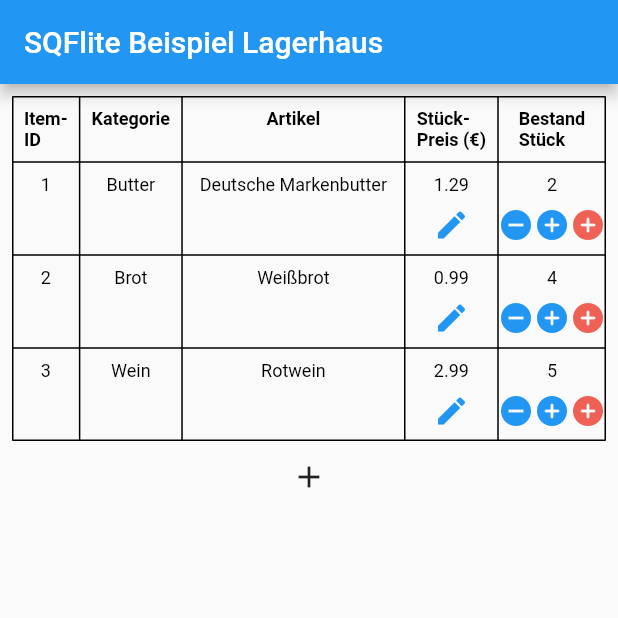
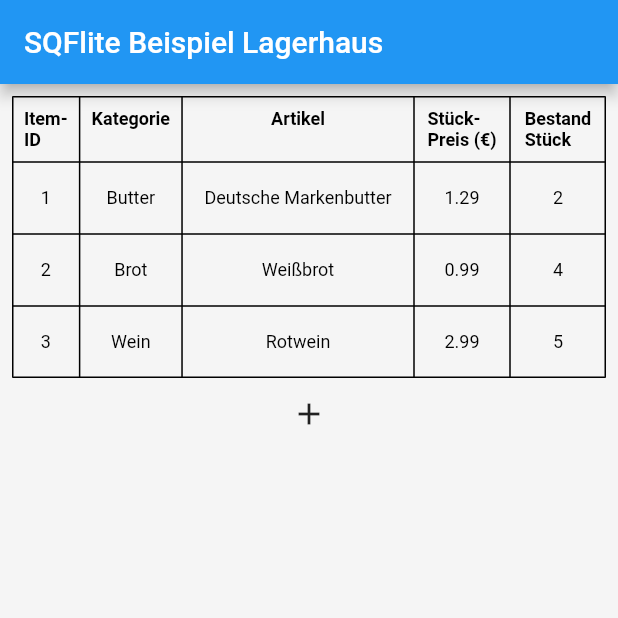
Before and after one commit to felix7700/ewm, a Flutter app: the screen it shows after launch, on a phone screen of 412 x 824 dp, the top half of it. Run offline on Flutter 3.47's test engine with Material 2 defaults, Android fonts, the phone set to English and light mode, and no system bars; our stand-ins replace sqflite; accounts and stored records are empty.

Commit message:
textbuttons for all items to edit the values, implementation in progress

```diff
--- a/lib/db_manager.dart
+++ b/lib/db_manager.dart
@@ -1,5 +1,4 @@
 import 'dart:io';
-
 import 'package:flutter/material.dart';
 import 'package:path/path.dart';
 import 'package:sqflite/sqflite.dart';
--- a/lib/widgets/Buttons/editI_item_icon_button.dart
+++ b/lib/widgets/Buttons/editI_item_icon_button.dart
@@ -2,25 +2,21 @@ import 'package:flutter/material.dart';
 
 class EditItemIconButton extends StatelessWidget {
   const EditItemIconButton(
-      {required this.itemId,
-      required this.color,
-      // required this.buttonPressed,
-      Key? key})
+      {required this.itemId, required this.color, Key? key})
       : super(key: key);
   final int itemId;
   final Color color;
-  // final Function buttonPressed;
 
   @override
   Widget build(BuildContext context) {
     return IconButton(
+      iconSize: 16.0,
       icon: const Icon(Icons.edit),
       padding: EdgeInsets.zero,
       constraints: const BoxConstraints(),
       color: color,
       onPressed: () {
         debugPrint('edit Item');
-        //buttonPressed(itemId);
       },
     );
   }
--- a/lib/widgets/Pages/sqflite_items_table.dart
+++ b/lib/widgets/Pages/sqflite_items_table.dart
@@ -1,5 +1,4 @@
 import 'package:ewm/db_manager.dart';
-import 'package:ewm/widgets/Buttons/editI_item_icon_button.dart';
 import 'package:flutter/material.dart';
 import '../Buttons/add_item_icon_button.dart';
 import '../Buttons/decrease_item_count_icon_button.dart';
@@ -39,6 +38,25 @@ class _SqfliteItemsTablePageState extends State<SqfliteItemsTablePage> {
       builder: (BuildContext context) => AlertDialog(
         title: const Text('Ups! Ein Fehler ist aufgetreten!'),
         content: Text(errorText),
+      ),
+    );
+  }
+
+  Future<String?> _showEditItemValueDialog(
+      {required BuildContext context,
+      required String title,
+      required int itemId,
+      required String columnName,
+      required String itemValue}) {
+    TextEditingController _textEditingController = TextEditingController();
+    _textEditingController.text = itemValue;
+    return showDialog<String>(
+      context: context,
+      builder: (BuildContext context) => AlertDialog(
+        title: Text(title),
+        content: TextField(
+          controller: _textEditingController,
+        ),
       ),
     );
   }
@@ -173,9 +191,10 @@ class _SqfliteItemsTablePageState extends State<SqfliteItemsTablePage> {
           children: [
             TableCell(
               verticalAlignment: TableCellVerticalAlignment.top,
+              child: SizedBox(
+                width: double.infinity,
+                height: 48,
                 child: Center(
-                child: Padding(
-                  padding: _cellsTextPaddingEdgeInsets,
                   child: Text(
                     inventoryData[rowIndex][dbManager.inventoryColumnNameItemID]
                         .toString(),
@@ -186,9 +205,17 @@ class _SqfliteItemsTablePageState extends State<SqfliteItemsTablePage> {
             ),
             TableCell(
               verticalAlignment: TableCellVerticalAlignment.top,
-              child: Center(
-                child: Padding(
-                  padding: _cellsTextPaddingEdgeInsets,
+              child: TextButton(
+                onPressed: () {
+                  _showEditItemValueDialog(
+                      context: context,
+                      title: 'Kategorie wählen:',
+                      itemId: inventoryData[rowIndex]
+                          [dbManager.inventoryColumnNameItemID],
+                      columnName: dbManager.inventoryColumnNameCategoryName,
+                      itemValue: inventoryData[rowIndex]
+                          [dbManager.inventoryColumnNameCategoryName]);
+                },
                 child: Text(
                   inventoryData[rowIndex]
                       [dbManager.inventoryColumnNameCategoryName],
@@ -196,83 +223,37 @@ class _SqfliteItemsTablePageState extends State<SqfliteItemsTablePage> {
                 ),
               ),
             ),
-            ),
             TableCell(
               verticalAlignment: TableCellVerticalAlignment.top,
-              child: Center(
-                child: Padding(
-                  padding: _cellsTextPaddingEdgeInsets,
+              child: TextButton(
+                onPressed: () {},
                 child: Text(
                     inventoryData[rowIndex]
                         [dbManager.inventoryColumnNameItemName],
                     style: _cellTextStyle),
               ),
             ),
-            ),
             TableCell(
               verticalAlignment: TableCellVerticalAlignment.top,
-              child: Center(
-                child: Padding(
-                  padding: const EdgeInsets.all(8.0),
-                  child: Column(
-                    children: [
-                      Text(
+              child: TextButton(
+                onPressed: () {},
+                child: Text(
                   inventoryData[rowIndex]
                           [dbManager.inventoryColumnNameItemPrice]
                       .toString(),
                   style: _cellTextStyle,
                 ),
-                      const SizedBox(height: 8),
-                      EditItemIconButton(
-                        itemId: inventoryData[rowIndex]
-                            [dbManager.inventoryColumnNameItemID],
-                        color: Colors.blue,
-                      )
-                    ],
-                  ),
-                ),
               ),
             ),
             TableCell(
               verticalAlignment: TableCellVerticalAlignment.top,
-              child: Center(
-                child: Column(
-                  children: [
-                    Padding(
-                      padding: const EdgeInsets.only(top: 8.0),
+              child: TextButton(
+                onPressed: () {},
                 child: Text(
                   inventoryData[rowIndex]
                           [dbManager.inventoryColumnNameItemCount]
                       .toString(),
                   style: _cellTextStyle,
-                      ),
-                    ),
-                    const SizedBox(height: 8),
-                    Row(
-                      children: [
-                        DecreaseItemCountIconButton(
-                          itemId: inventoryData[rowIndex]
-                              [dbManager.inventoryColumnNameItemID],
-                          color: Colors.blue,
-                          buttonPressed: _decreaseItemCount,
-                        ),
-                        IncreaseItemCountIconButton(
-                          itemId: inventoryData[rowIndex]
-                              [dbManager.inventoryColumnNameItemID],
-                          color: Colors.blue,
-                          buttonPressed: _increaseItemCount,
-                        ),
-                        IncreaseItemCountIconButton(
-                          itemId: inventoryData[rowIndex]
-                              [dbManager.inventoryColumnNameItemID],
-                          // ignore: prefer_const_constructors
-                          color: Color.fromARGB(255, 239, 96, 85),
-                          buttonPressed:
-                              _increaseItemCountWithErrorMessageForErrorDemonstation,
-                        ),
-                      ],
-                    ),
-                  ],
                 ),
               ),
             ),
@@ -286,6 +267,7 @@ class _SqfliteItemsTablePageState extends State<SqfliteItemsTablePage> {
   @override
   Widget build(BuildContext context) {
     return Scaffold(
+      backgroundColor: Colors.grey[100],
       appBar: AppBar(
         title: const Text(_title),
       ),
```
Also changed, not shown: lib/widgets/Pages/item_edit_page.dart (added, +10 -0 lines). Lines whose indentation alone changed are shown as unchanged.
